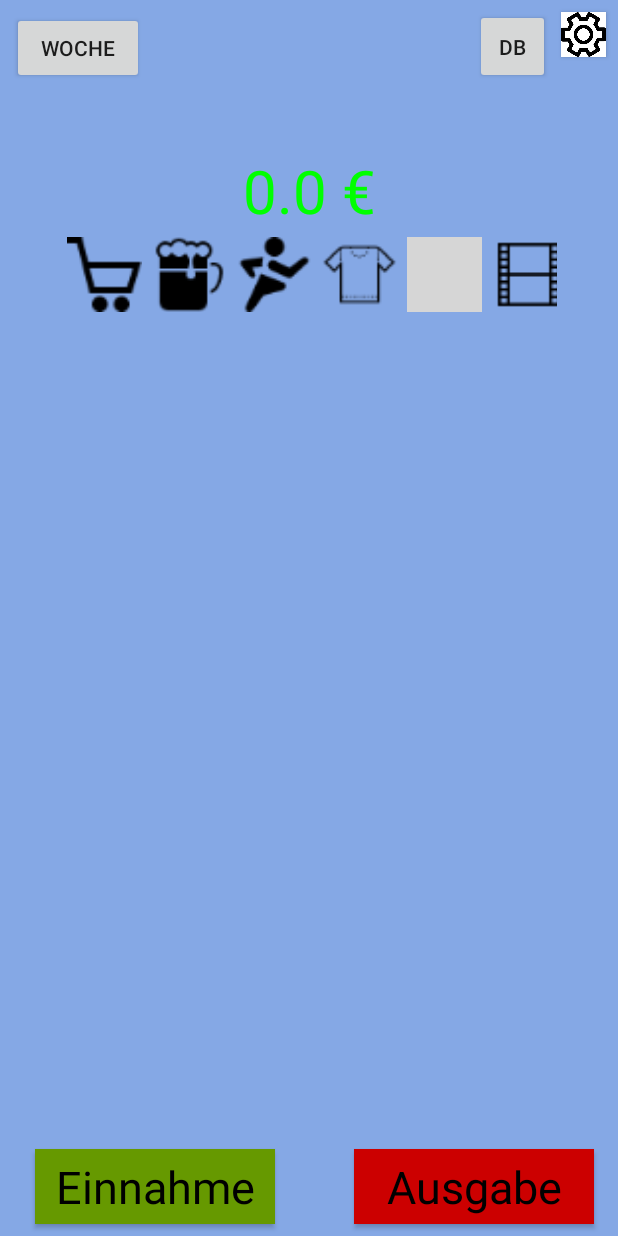
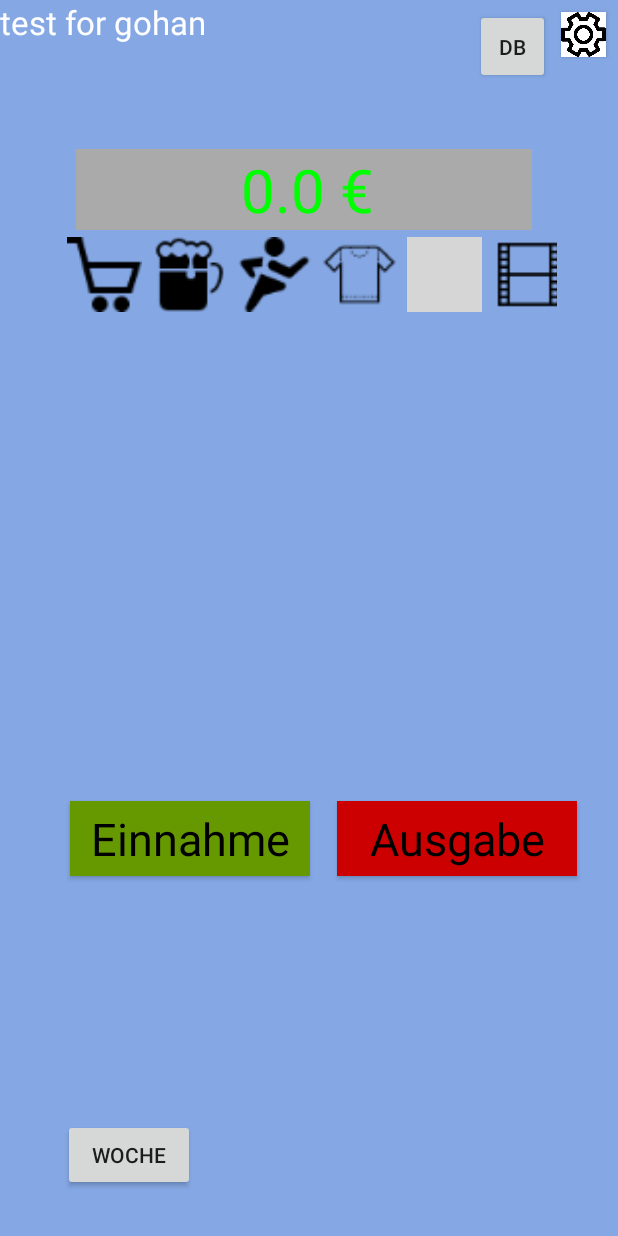
Before and after one commit to Beo1337/CashofClans, an Android app: the screen it shows after launch (MainActivity), on a phone screen of 412 x 824 dp. Run offline under Robolectric (Android 15) with nearby library versions, the phone set to English and light mode, and no system bars; grey boxes are pictures that could not be loaded.

Commit message:
testcommit single textview

```diff
--- a/app/src/main/res/layout/activity_main.xml
+++ b/app/src/main/res/layout/activity_main.xml
@@ -15,16 +15,24 @@
         android:layout_width="wrap_content"
         android:layout_height="wrap_content"
         android:layout_marginEnd="8dp"
+        android:layout_marginLeft="8dp"
+        android:layout_marginRight="8dp"
         android:layout_marginStart="8dp"
+        android:layout_marginTop="99dp"
+        android:background="@android:color/darker_gray"
+        android:backgroundTint="@android:color/black"
+        android:backgroundTintMode="@android:color/black"
+        android:elevation="0dp"
+        android:paddingLeft="110dp"
+        android:paddingRight="105dp"
         android:text="3946.84€"
         android:textAppearance="@style/TextAppearance.AppCompat.Body1"
         android:textSize="40sp"
+        app:layout_constraintLeft_toLeftOf="parent"
+        app:layout_constraintRight_toRightOf="parent"
         app:layout_constraintTop_toTopOf="parent"
-        android:layout_marginTop="100dp"
-        android:layout_marginRight="8dp"
-        app:layout_constraintRight_toRightOf="parent"
-        android:layout_marginLeft="8dp"
-        app:layout_constraintLeft_toLeftOf="parent" />
+        tools:backgroundTint="@android:color/black"
+        app:layout_constraintHorizontal_bias="0.466" />
 
     <Button
         android:id="@+id/button"
@@ -52,9 +60,9 @@
         android:layout_marginRight="8dp"
         android:layout_marginLeft="8dp"
         app:layout_constraintLeft_toLeftOf="parent"
-        app:layout_constraintHorizontal_bias="0.25"
+        app:layout_constraintHorizontal_bias="0.8"
         app:layout_constraintBottom_toBottomOf="parent"
-        android:layout_marginBottom="8dp" />
+        android:layout_marginBottom="240dp" />
 
     <Button
         android:id="@+id/button3"
@@ -65,10 +73,10 @@
         android:onClick="sub"
         android:text="Ausgabe"
         android:textSize="30dp"
-        android:layout_marginRight="16dp"
+        android:layout_marginRight="27dp"
         app:layout_constraintRight_toRightOf="parent"
         app:layout_constraintBottom_toBottomOf="parent"
-        android:layout_marginBottom="8dp" />
+        android:layout_marginBottom="240dp" />
 
     <Button
         android:id="@+id/Statistik"
@@ -76,9 +84,9 @@
         android:layout_height="48dp"
         android:onClick="stats"
         android:text="Woche"
-        app:layout_constraintTop_toTopOf="parent"
-        android:layout_marginTop="8dp"
-        android:layout_marginLeft="8dp"
+        app:layout_constraintBottom_toBottomOf="parent"
+        android:layout_marginBottom="30dp"
+        android:layout_marginLeft="42dp"
         app:layout_constraintLeft_toLeftOf="parent" />
 
     <Button
@@ -164,6 +172,7 @@
             android:layout_marginLeft="3dp"
             android:layout_marginRight="3dp"
             android:background="@android:color/transparent"
+            android:elevation="1dp"
             android:onClick="shortcut"
             android:scaleType="fitEnd"
             android:tag="Bücher"
@@ -184,4 +193,13 @@
 
     </GridLayout>
 
+    <TextView
+        android:id="@+id/test"
+        android:layout_width="wrap_content"
+        android:layout_height="wrap_content"
+        android:text="test for gohan"
+        android:textAppearance="@style/TextAppearance.AppCompat.Large.Inverse"
+        tools:layout_editor_absoluteX="125dp"
+        tools:layout_editor_absoluteY="400dp" />
+
 </android.support.constraint.ConstraintLayout>
```
